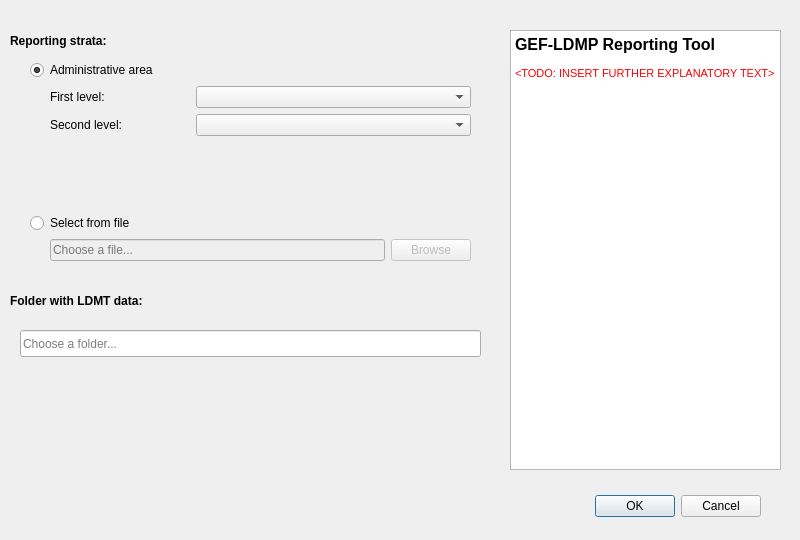
Before: the Qt Designer form LDMP/gui/DlgReporting.ui in ConservationInternational/trends.earth, drawn with Qt 5.
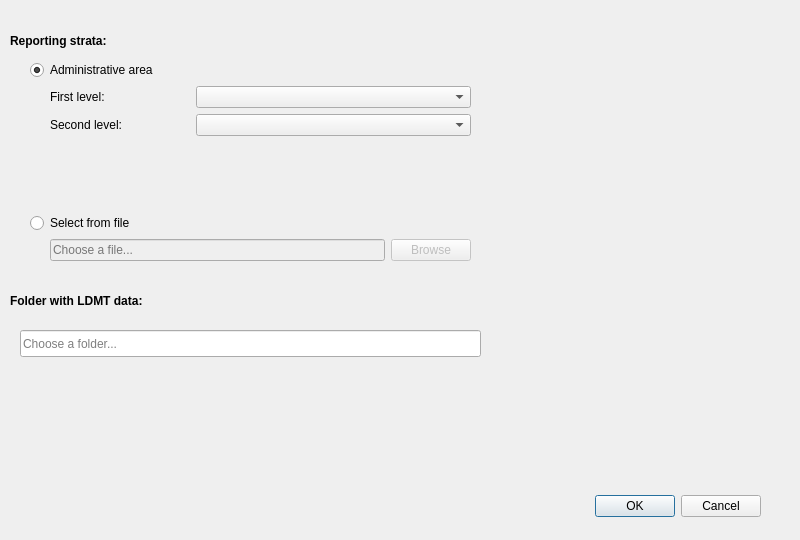
After: the same form once the commit is applied.

What changed in the file:
```diff
--- a/LDMP/gui/DlgReporting.ui
+++ b/LDMP/gui/DlgReporting.ui
@@ -48,25 +48,6 @@
     <string>Reporting strata:</string>
    </property>
   </widget>
-  <widget class="QTextBrowser" name="textBrowser">
-   <property name="geometry">
-    <rect>
-     <x>510</x>
-     <y>30</y>
-     <width>271</width>
-     <height>440</height>
-    </rect>
-   </property>
-   <property name="html">
-    <string>&lt;!DOCTYPE HTML PUBLIC &quot;-//W3C//DTD HTML 4.0//EN&quot; &quot;http://www.w3.org/TR/REC-html40/strict.dtd&quot;&gt;
-&lt;html&gt;&lt;head&gt;&lt;meta name=&quot;qrichtext&quot; content=&quot;1&quot; /&gt;&lt;style type=&quot;text/css&quot;&gt;
-p, li { white-space: pre-wrap; }
-&lt;/style&gt;&lt;/head&gt;&lt;body style=&quot; font-family:'MS Shell Dlg 2'; font-size:8.25pt; font-weight:400; font-style:normal;&quot;&gt;
-&lt;p style=&quot; margin-top:0px; margin-bottom:0px; margin-left:0px; margin-right:0px; -qt-block-indent:0; text-indent:0px;&quot;&gt;&lt;span style=&quot; font-size:12pt; font-weight:600;&quot;&gt;GEF-LDMP Reporting Tool&lt;/span&gt;&lt;/p&gt;
-&lt;p style=&quot;-qt-paragraph-type:empty; margin-top:0px; margin-bottom:0px; margin-left:0px; margin-right:0px; -qt-block-indent:0; text-indent:0px; font-size:8pt;&quot;&gt;&lt;br /&gt;&lt;/p&gt;
-&lt;p style=&quot; margin-top:0px; margin-bottom:0px; margin-left:0px; margin-right:0px; -qt-block-indent:0; text-indent:0px;&quot;&gt;&lt;span style=&quot; font-size:8pt; color:#ff0000;&quot;&gt;&amp;lt;TODO: INSERT FURTHER EXPLANATORY TEXT&amp;gt;&lt;/span&gt;&lt;/p&gt;&lt;/body&gt;&lt;/html&gt;</string>
-   </property>
-  </widget>
   <widget class="QWidget" name="verticalLayoutWidget">
    <property name="geometry">
     <rect>
```
